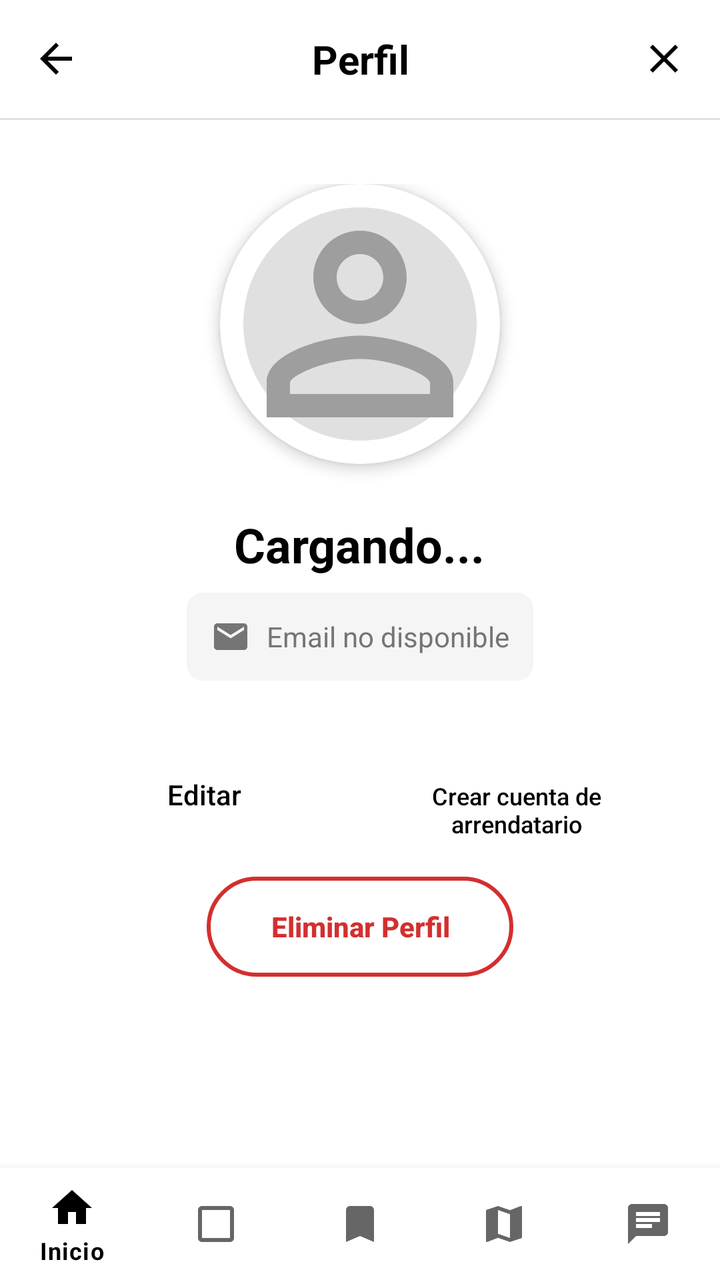
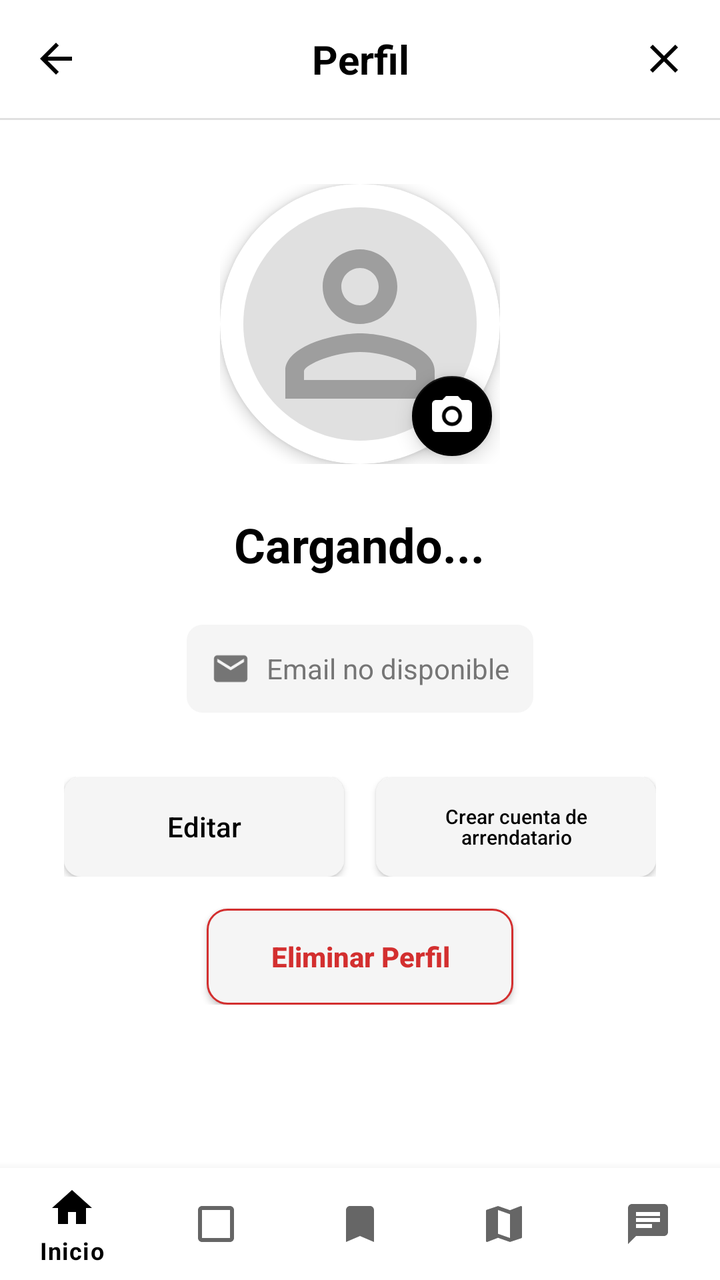

Before-and-after screenshots of an Android layout around one commit, followed by the original layout XML and the change that was made.
<!-- AndroidManifest.xml: activity theme Theme.RoomUTTT -->
<!-- res/layout/activity_profile.xml -->
<?xml version="1.0" encoding="utf-8"?>
<LinearLayout xmlns:android="http://schemas.android.com/apk/res/android"
    xmlns:app="http://schemas.android.com/apk/res-auto"
    android:layout_width="match_parent"
    android:layout_height="match_parent"
    android:orientation="vertical"
    android:background="@color/white">

    
    <LinearLayout
        android:layout_width="match_parent"
        android:layout_height="wrap_content"
        android:background="@color/white"
        android:orientation="horizontal"
        android:padding="16dp"
        android:gravity="center_vertical">

        <ImageView
            android:id="@+id/iv_back"
            android:layout_width="24dp"
            android:layout_height="24dp"
            android:src="@drawable/ic_arrow_back"
            app:tint="@color/black" />

        <TextView
            android:id="@+id/tv_title"
            android:layout_width="0dp"
            android:layout_height="wrap_content"
            android:layout_weight="1"
            android:text="Perfil"
            android:textColor="@color/black"
            android:textSize="20sp"
            android:textStyle="bold"
            android:gravity="center" />

        <ImageView
            android:id="@+id/iv_close"
            android:layout_width="24dp"
            android:layout_height="24dp"
            android:src="@drawable/ic_close"
            app:tint="@color/black" />

    </LinearLayout>

    
    <View
        android:layout_width="match_parent"
        android:layout_height="1dp"
        android:background="#E0E0E0" />

    
    <ScrollView
        android:layout_width="match_parent"
        android:layout_height="0dp"
        android:layout_weight="1">

        <LinearLayout
            android:layout_width="match_parent"
            android:layout_height="wrap_content"
            android:orientation="vertical"
            android:padding="32dp">

            
            <androidx.cardview.widget.CardView
                android:layout_width="140dp"
                android:layout_height="140dp"
                android:layout_gravity="center"
                android:layout_marginBottom="24dp"
                app:cardCornerRadius="70dp"
                app:cardElevation="4dp">

                <ImageView
                    android:id="@+id/iv_profile_photo"
                    android:layout_width="match_parent"
                    android:layout_height="match_parent"
                    android:src="@drawable/ic_profile_placeholder"
                    android:scaleType="centerCrop" />

            </androidx.cardview.widget.CardView>

            
            <TextView
                android:id="@+id/tv_name"
                android:layout_width="wrap_content"
                android:layout_height="wrap_content"
                android:layout_gravity="center"
                android:layout_marginBottom="8dp"
                android:text="Cargando..."
                android:textColor="@color/black"
                android:textSize="24sp"
                android:textStyle="bold" />

            
            <LinearLayout
                android:layout_width="wrap_content"
                android:layout_height="wrap_content"
                android:layout_gravity="center"
                android:layout_marginBottom="32dp"
                android:orientation="horizontal"
                android:gravity="center_vertical"
                android:background="@drawable/email_background"
                android:padding="12dp">

                <ImageView
                    android:layout_width="20dp"
                    android:layout_height="20dp"
                    android:src="@drawable/ic_email"
                    app:tint="#757575"
                    android:layout_marginEnd="8dp" />

                <TextView
                    android:id="@+id/tv_email"
                    android:layout_width="wrap_content"
                    android:layout_height="wrap_content"
                    android:text="Email no disponible"
                    android:textColor="#757575"
                    android:textSize="14sp" />

            </LinearLayout>

            
            <LinearLayout
                android:layout_width="match_parent"
                android:layout_height="wrap_content"
                android:orientation="horizontal"
                android:layout_marginBottom="16dp">

                <Button
                    android:id="@+id/btn_edit"
                    android:layout_width="0dp"
                    android:layout_height="50dp"
                    android:layout_weight="1"
                    android:layout_marginEnd="8dp"
                    android:background="@drawable/button_secondary"
                    android:text="Editar"
                    android:textColor="@color/black"
                    android:textSize="14sp"
                    android:textAllCaps="false" />

                <Button
                    android:id="@+id/btn_create_renter"
                    android:layout_width="0dp"
                    android:layout_height="50dp"
                    android:layout_weight="1"
                    android:layout_marginStart="8dp"
                    android:background="@drawable/button_secondary"
                    android:text="Crear cuenta de arrendatario"
                    android:textColor="@color/black"
                    android:textSize="12sp"
                    android:textAllCaps="false" />

            </LinearLayout>

            
            <Button
                android:id="@+id/btn_delete_profile"
                android:layout_width="wrap_content"
                android:layout_height="50dp"
                android:layout_gravity="center"
                android:paddingStart="32dp"
                android:paddingEnd="32dp"
                android:background="@drawable/button_danger_outline"
                android:text="Eliminar Perfil"
                android:textColor="#D32F2F"
                android:textStyle="bold"
                android:textSize="14sp"
                android:textAllCaps="false" />

        </LinearLayout>

    </ScrollView>

    
    <com.google.android.material.bottomnavigation.BottomNavigationView
        android:id="@+id/bottom_nav"
        android:layout_width="match_parent"
        android:layout_height="wrap_content"
        android:background="@color/white"
        app:menu="@menu/bottom_nav_menu" />

</LinearLayout>
<!-- resources referenced by this layout -->
<resources>
  <color name="black">#FF000000</color>
  <color name="white">#FFFFFFFF</color>
  <!-- drawable button_danger_outline (drawable) -->
  <?xml version="1.0" encoding="utf-8"?>
  <shape xmlns:android="http://schemas.android.com/apk/res/android">
      <stroke
          android:width="2dp"
          android:color="#D32F2F" />
      <corners android:radius="25dp" />
      <solid android:color="@android:color/transparent" />
  </shape>
  <!-- drawable button_secondary (drawable) -->
  <?xml version="1.0" encoding="utf-8"?>
  <selector xmlns:android="http://schemas.android.com/apk/res/android">
  
  </selector>
  <!-- drawable email_background (drawable) -->
  <?xml version="1.0" encoding="utf-8"?>
  <shape xmlns:android="http://schemas.android.com/apk/res/android">
      <solid android:color="#F5F5F5" />
      <corners android:radius="8dp" />
  </shape>
  <!-- drawable ic_arrow_back (drawable) -->
  <vector xmlns:android="http://schemas.android.com/apk/res/android"
      android:width="24dp"
      android:height="24dp"
      android:viewportWidth="24"
      android:viewportHeight="24">
      <path
          android:fillColor="#FFFFFF"
          android:pathData="M20,11H7.83l5.59,-5.59L12,4l-8,8 8,8 1.41,-1.41L7.83,13H20v-2z"/>
  </vector>
  <!-- drawable ic_close (drawable) -->
  <vector xmlns:android="http://schemas.android.com/apk/res/android"
      android:width="24dp"
      android:height="24dp"
      android:viewportWidth="24"
      android:viewportHeight="24">
      <path
          android:fillColor="#000000"
          android:pathData="M19,6.41L17.59,5 12,10.59 6.41,5 5,6.41 10.59,12 5,17.59 6.41,19 12,13.41 17.59,19 19,17.59 13.41,12z"/>
  </vector>
  <!-- drawable ic_email (drawable) -->
  <vector xmlns:android="http://schemas.android.com/apk/res/android"
      android:width="24dp"
      android:height="24dp"
      android:viewportWidth="24"
      android:viewportHeight="24">
      <path
          android:fillColor="#000000"
          android:pathData="M20,4H4C2.9,4 2.01,4.9 2.01,6L2,18c0,1.1 0.9,2 2,2h16c1.1,0 2,-0.9 2,-2V6C22,4.9 21.1,4 20,4zM20,8l-8,5L4,8V6l8,5l8,-5V8z"/>
  </vector>
  <!-- drawable ic_profile_placeholder (drawable) -->
  <vector xmlns:android="http://schemas.android.com/apk/res/android"
      android:width="120dp"
      android:height="120dp"
      android:viewportWidth="24"
      android:viewportHeight="24">
      
      <path
          android:fillColor="#E0E0E0"
          android:pathData="M12,2C6.48,2 2,6.48 2,12s4.48,10 10,10 10,-4.48 10,-10S17.52,2 12,2z"/>
      
      <path
          android:fillColor="#9E9E9E"
          android:pathData="M12,6c1.1,0 2,0.9 2,2s-0.9,2 -2,2 -2,-0.9 -2,-2 0.9,-2 2,-2M12,15c2.7,0 5.8,1.29 6,2v1H6v-0.99c0.2,-0.72 3.3,-2.01 6,-2.01M12,4c-2.21,0 -4,1.79 -4,4s1.79,4 4,4 4,-1.79 4,-4 -1.79,-4 -4,-4zM12,13c-2.67,0 -8,1.34 -8,4v3h16v-3c0,-2.66 -5.33,-4 -8,-4z"/>
  </vector>
  <style name="Theme.RoomUTTT" parent="Base.Theme.RoomUTTT" />
  <color name="teal_200">#FF03DAC5</color>
  <color name="teal_700">#FF018786</color>
  <!-- unchanged entries left out for length: 1 -->
</resources>

<!-- the commit's change to res/layout/activity_profile.xml (unified diff, before → after) -->
@@ -58,33 +58,50 @@
             android:layout_width="match_parent"
             android:layout_height="wrap_content"
             android:orientation="vertical"
-            android:padding="32dp">
-
-            
-            <androidx.cardview.widget.CardView
+            android:padding="32dp"
+            android:gravity="center_horizontal">
+
+            
+            <FrameLayout
                 android:layout_width="140dp"
                 android:layout_height="140dp"
-                android:layout_gravity="center"
-                android:layout_marginBottom="24dp"
-                app:cardCornerRadius="70dp"
-                app:cardElevation="4dp">
-
-                <ImageView
-                    android:id="@+id/iv_profile_photo"
+                android:layout_marginBottom="24dp">
+
+                <androidx.cardview.widget.CardView
                     android:layout_width="match_parent"
                     android:layout_height="match_parent"
-                    android:src="@drawable/ic_profile_placeholder"
-                    android:scaleType="centerCrop" />
-
-            </androidx.cardview.widget.CardView>
+                    app:cardCornerRadius="70dp"
+                    app:cardElevation="4dp">
+
+                    <ImageView
+                        android:id="@+id/iv_profile_photo"
+                        android:layout_width="match_parent"
+                        android:layout_height="match_parent"
+                        android:src="@drawable/ic_profile_placeholder"
+                        android:scaleType="centerCrop" />
+
+                </androidx.cardview.widget.CardView>
+
+                
+                <com.google.android.material.floatingactionbutton.FloatingActionButton
+                    android:id="@+id/fab_change_photo"
+                    android:layout_width="wrap_content"
+                    android:layout_height="wrap_content"
+                    android:layout_gravity="bottom|end"
+                    android:src="@drawable/ic_camera"
+                    app:fabSize="mini"
+                    app:backgroundTint="@color/black"
+                    app:tint="@color/white"
+                    android:contentDescription="Cambiar foto" />
+
+            </FrameLayout>
 
             
             <TextView
                 android:id="@+id/tv_name"
                 android:layout_width="wrap_content"
                 android:layout_height="wrap_content"
-                android:layout_gravity="center"
-                android:layout_marginBottom="8dp"
+                android:layout_marginBottom="24dp"
                 android:text="Cargando..."
                 android:textColor="@color/black"
                 android:textSize="24sp"
@@ -94,7 +111,6 @@
             <LinearLayout
                 android:layout_width="wrap_content"
                 android:layout_height="wrap_content"
-                android:layout_gravity="center"
                 android:layout_marginBottom="32dp"
                 android:orientation="horizontal"
                 android:gravity="center_vertical"
@@ -121,45 +137,48 @@
             
             <LinearLayout
                 android:layout_width="match_parent"
-                android:layout_height="wrap_content"
+                android:layout_height="50dp"
                 android:orientation="horizontal"
-                android:layout_marginBottom="16dp">
-
-                <Button
+                android:layout_marginBottom="16dp"
+                android:gravity="center_vertical">
+
+                <androidx.appcompat.widget.AppCompatButton
                     android:id="@+id/btn_edit"
                     android:layout_width="0dp"
-                    android:layout_height="50dp"
+                    android:layout_height="match_parent"
                     android:layout_weight="1"
                     android:layout_marginEnd="8dp"
-                    android:background="@drawable/button_secondary"
+                    android:background="@drawable/button_gray"
                     android:text="Editar"
                     android:textColor="@color/black"
                     android:textSize="14sp"
-                    android:textAllCaps="false" />
-
-                <Button
+                    android:textAllCaps="false"
+                    android:padding="0dp" />
+
+                <androidx.appcompat.widget.AppCompatButton
                     android:id="@+id/btn_create_renter"
                     android:layout_width="0dp"
-                    android:layout_height="50dp"
+                    android:layout_height="match_parent"
                     android:layout_weight="1"
                     android:layout_marginStart="8dp"
-                    android:background="@drawable/button_secondary"
+                    android:background="@drawable/button_gray"
                     android:text="Crear cuenta de arrendatario"
                     android:textColor="@color/black"
-                    android:textSize="12sp"
-                    android:textAllCaps="false" />
+                    android:textSize="10sp"
+                    android:textAllCaps="false"
+                    android:padding="8dp"
+                    android:lineSpacingMultiplier="0.9" />
 
             </LinearLayout>
 
             
-            <Button
+            <androidx.appcompat.widget.AppCompatButton
                 android:id="@+id/btn_delete_profile"
                 android:layout_width="wrap_content"
-                android:layout_height="50dp"
-                android:layout_gravity="center"
+                android:layout_height="48dp"
                 android:paddingStart="32dp"
                 android:paddingEnd="32dp"
-                android:background="@drawable/button_danger_outline"
+                android:background="@drawable/button_danger_outline2"
                 android:text="Eliminar Perfil"
                 android:textColor="#D32F2F"
                 android:textStyle="bold"
<!-- resource entries referenced after the edit -->
@@ -2,20 +2,25 @@
 <resources>
   <color name="black">#FF000000</color>
   <color name="white">#FFFFFFFF</color>
-  <!-- drawable button_danger_outline (drawable) -->
+  <!-- drawable button_danger_outline2 (drawable) -->
   <?xml version="1.0" encoding="utf-8"?>
   <shape xmlns:android="http://schemas.android.com/apk/res/android">
+      <solid android:color="#F5F5F5" />
       <stroke
-          android:width="2dp"
+          android:width="1dp"
           android:color="#D32F2F" />
-      <corners android:radius="25dp" />
-      <solid android:color="@android:color/transparent" />
+      <corners android:radius="10dp" />
+  
   </shape>
-  <!-- drawable button_secondary (drawable) -->
+  <!-- drawable button_gray (drawable) -->
   <?xml version="1.0" encoding="utf-8"?>
-  <selector xmlns:android="http://schemas.android.com/apk/res/android">
-  
-  </selector>
+  <shape xmlns:android="http://schemas.android.com/apk/res/android">
+      <solid android:color="#F5F5F5" />
+      <corners android:radius="8dp" />
+      <stroke
+          android:width="1dp"
+          android:color="#F5F5F5" />
+  </shape>
   <!-- drawable email_background (drawable) -->
   <?xml version="1.0" encoding="utf-8"?>
   <shape xmlns:android="http://schemas.android.com/apk/res/android">
@@ -31,6 +36,19 @@
       <path
           android:fillColor="#FFFFFF"
           android:pathData="M20,11H7.83l5.59,-5.59L12,4l-8,8 8,8 1.41,-1.41L7.83,13H20v-2z"/>
+  </vector>
+  <!-- drawable ic_camera (drawable) -->
+  <vector xmlns:android="http://schemas.android.com/apk/res/android"
+      android:width="24dp"
+      android:height="24dp"
+      android:viewportWidth="24"
+      android:viewportHeight="24">
+      <path
+          android:fillColor="#FFFFFF"
+          android:pathData="M12,12m-3.2,0a3.2,3.2 0,1 1,6.4 0a3.2,3.2 0,1 1,-6.4 0"/>
+      <path
+          android:fillColor="#FFFFFF"
+          android:pathData="M9,2L7.17,4L4,4c-1.1,0 -2,0.9 -2,2v12c0,1.1 0.9,2 2,2h16c1.1,0 2,-0.9 2,-2L22,6c0,-1.1 -0.9,-2 -2,-2h-3.17L15,2L9,2zM12,17c-2.76,0 -5,-2.24 -5,-5s2.24,-5 5,-5 5,2.24 5,5 -2.24,5 -5,5z"/>
   </vector>
   <!-- drawable ic_close (drawable) -->
   <vector xmlns:android="http://schemas.android.com/apk/res/android"
@@ -58,14 +76,23 @@
       android:height="120dp"
       android:viewportWidth="24"
       android:viewportHeight="24">
+  
       
       <path
           android:fillColor="#E0E0E0"
           android:pathData="M12,2C6.48,2 2,6.48 2,12s4.48,10 10,10 10,-4.48 10,-10S17.52,2 12,2z"/>
+  
       
-      <path
-          android:fillColor="#9E9E9E"
-          android:pathData="M12,6c1.1,0 2,0.9 2,2s-0.9,2 -2,2 -2,-0.9 -2,-2 0.9,-2 2,-2M12,15c2.7,0 5.8,1.29 6,2v1H6v-0.99c0.2,-0.72 3.3,-2.01 6,-2.01M12,4c-2.21,0 -4,1.79 -4,4s1.79,4 4,4 4,-1.79 4,-4 -1.79,-4 -4,-4zM12,13c-2.67,0 -8,1.34 -8,4v3h16v-3c0,-2.66 -5.33,-4 -8,-4z"/>
+      <group
+          android:scaleX="0.8"
+          android:scaleY="0.8"
+          android:translateX="2.4"
+          android:translateY="2.4">
+          <path
+              android:fillColor="#9E9E9E"
+              android:pathData="M12,6c1.1,0 2,0.9 2,2s-0.9,2 -2,2 -2,-0.9 -2,-2 0.9,-2 2,-2M12,15c2.7,0 5.8,1.29 6,2v1H6v-0.99c0.2,-0.72 3.3,-2.01 6,-2.01M12,4c-2.21,0 -4,1.79 -4,4s1.79,4 4,4 4,-1.79 4,-4 -1.79,-4 -4,-4zM12,13c-2.67,0 -8,1.34 -8,4v3h16v-3c0,-2.66 -5.33,-4 -8,-4z"/>
+      </group>
+  
   </vector>
   <style name="Theme.RoomUTTT" parent="Base.Theme.RoomUTTT" />
   <color name="teal_200">#FF03DAC5</color>
